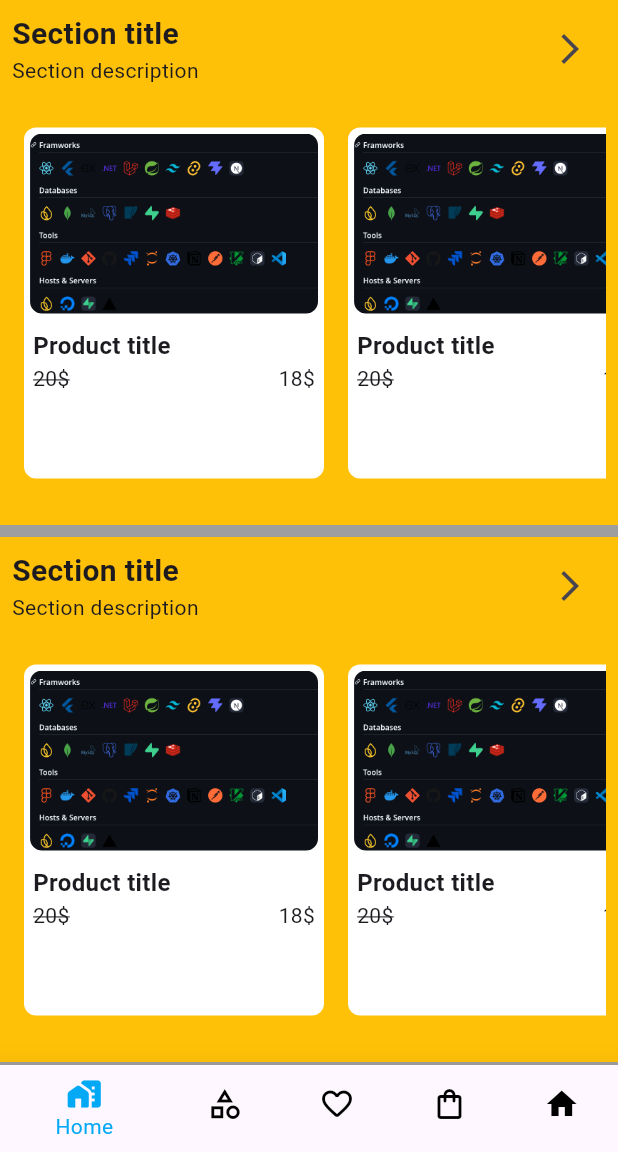
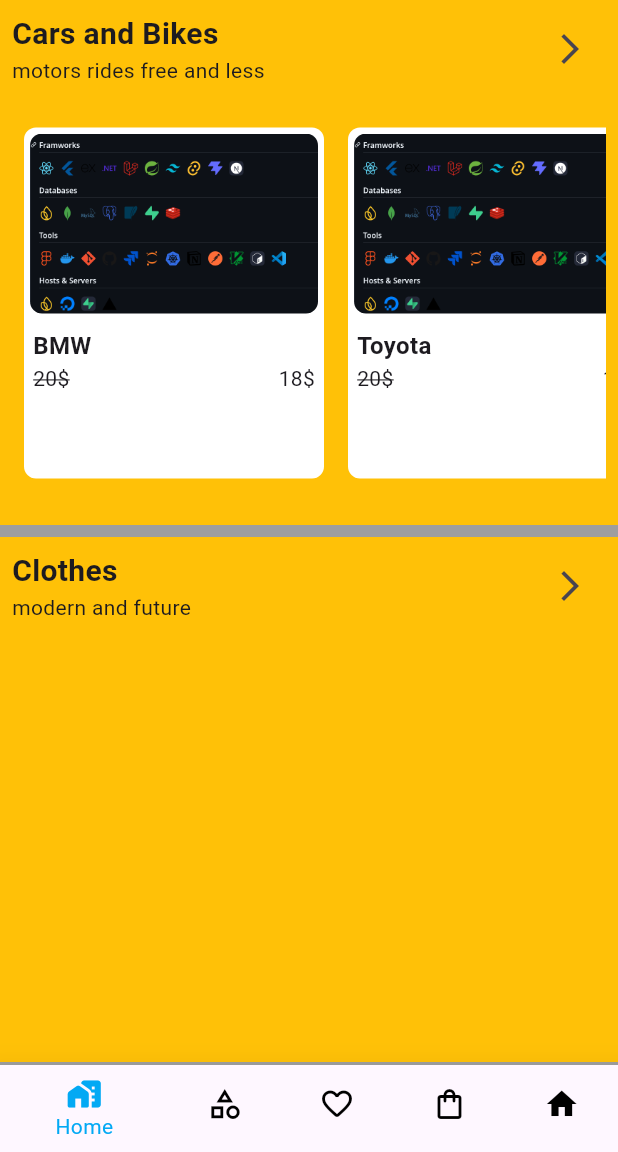
Before and after one commit to AsemNajee/flutter-shopping-application, a Flutter app: the screen it shows after launch, on a phone screen of 412 x 824 dp, the part 84-1236 px from its top. Run offline on Flutter 3.47's test engine with Material 3 defaults, Android fonts, the phone set to English and light mode, and no system bars.

Commit message:
refactor data schema

```diff
--- a/lib/data/categories_repository.dart
+++ /dev/null
@@ -1,19 +0,0 @@
-import 'package:self_built_market/data/category.dart';
-import 'package:self_built_market/data/product.dart';
-
-class CategoriesRepository {
-  static List<Category> get categoriesWithProducts => [
-    Category("Cars and Bikes", "motors rides free and less", 1, allProducts),
-    Category("Cars and Bikes", "motors rides free and less", 1, allProducts),
-    Category("Cars and Bikes", "motors rides free and less", 1, allProducts),
-    Category("Cars and Bikes", "motors rides free and less", 1, allProducts),
-  ];
-
-  static List<Product> get allProducts => [
-    Product("Car", 10000, 5, "assets/images/car.png"),
-    Product("Car", 10000, 5, "assets/images/car.png"),
-    Product("Car", 10000, 5, "assets/images/car.png"),
-    Product("Car", 10000, 5, "assets/images/car.png"),
-    Product("Car", 10000, 5, "assets/images/car.png"),
-  ];
-}
--- a/lib/data/category.dart
+++ /dev/null
@@ -1,10 +0,0 @@
-import 'package:self_built_market/data/product.dart';
-
-class Category {
-  final String title;
-  final String description;
-  final int id;
-  final List<Product> products;
-
-  Category(this.title, this.description, this.id, this.products);
-}
--- /dev/null
+++ b/lib/data/model/cart_item.dart
@@ -0,0 +1,12 @@
+import 'package:self_built_market/data/model/product.dart';
+
+class CartItem {
+  int count;
+  final Product product;
+
+  CartItem({this.count = 1, required this.product});
+
+  void increas({int count = 1}){
+    this.count += count;
+  }
+}
--- /dev/null
+++ b/lib/data/model/category.dart
@@ -0,0 +1,10 @@
+
+class Category {
+  static int autoIncrement = 1;
+  final String title;
+  final String description;
+  final int id;
+  // final List<Product> products;
+
+  Category({required this.title, required this.description}): id = autoIncrement++;
+}
--- /dev/null
+++ b/lib/data/model/product.dart
@@ -0,0 +1,17 @@
+class Product {
+  static int autoIncrement = 1;
+  final String title;
+  final double price;
+  final double discount;
+  final String image;
+  final int id;
+  final int categoryId;
+
+  Product({
+    required this.title,
+    required this.price,
+    this.discount = 0,
+    required this.image,
+    required this.categoryId
+  }) : id = autoIncrement++;
+}
--- a/lib/data/product.dart
+++ /dev/null
@@ -1,8 +0,0 @@
-class Product {
-  final String title;
-  final double price;
-  final double discount;
-  final String image;
-
-  Product(this.title, this.price, this.discount, this.image);
-}
--- /dev/null
+++ b/lib/data/repositories/categories_repository.dart
@@ -0,0 +1,73 @@
+import 'package:self_built_market/data/model/category.dart';
+import 'package:self_built_market/data/model/product.dart';
+
+class CategoriesRepository {
+  static final Category _c1 = Category(
+    title: "Cars and Bikes",
+    description: "motors rides free and less",
+  );
+  static final Category _c2 = Category(
+    title: "Clothes",
+    description: "modern and future",
+  );
+  static final Category _c3 = Category(title: "Books", description: "read and learn");
+  static final Category _c4 = Category(title: "Kitchen", description: "eat best food");
+
+  static List<Category> get getCategories => [_c1, _c2, _c3, _c4];
+
+  static List<Product> get allProducts => [
+    Product(
+      title: "BMW",
+      price: 10000,
+      discount: 5,
+      image: "assets/images/car.png",
+      categoryId: _c1.id,
+    ),
+    Product(
+      title: "Toyota",
+      price: 10000,
+      discount: 5,
+      image: "assets/images/car.png",
+      categoryId: _c1.id,
+    ),
+    Product(
+      title: "Prado",
+      price: 10000,
+      discount: 5,
+      image: "assets/images/car.png",
+      categoryId: _c1.id,
+    ),
+    Product(
+      title: "Fortuner",
+      price: 10000,
+      discount: 5,
+      image: "assets/images/car.png",
+      categoryId: _c1.id,
+    ),
+    Product(
+      title: "Learn Java",
+      price: 99.99,
+      discount: 0,
+      image: "assets/images/car.png",
+      categoryId: _c3.id,
+    ),
+    Product(
+      title: "Java Script vs Type Script",
+      price: 19.99,
+      discount: 0,
+      image: "assets/images/car.png",
+      categoryId: _c3.id,
+    ),
+    Product(
+      title: "Learn Operating System",
+      price: 99.9,
+      discount: 0,
+      image: "assets/images/car.png",
+      categoryId: _c3.id,
+    ),
+  ];
+
+  static List<Product> getProductsOfCategory(Category category) {
+    return allProducts.where((p) => p.categoryId == category.id).toList();
+  }
+}
--- /dev/null
+++ b/lib/pages/cart/cart_page.dart
@@ -0,0 +1,12 @@
+import 'package:flutter/material.dart';
+
+class CartPage extends StatelessWidget {
+  const CartPage({super.key});
+
+  @override
+  Widget build(BuildContext context) {
+    return Scaffold(
+      body: Text("Cart Page"),
+    );
+  }
+}
--- a/lib/pages/categories/categories_page.dart
+++ b/lib/pages/categories/categories_page.dart
@@ -1,5 +1,5 @@
 import 'package:flutter/material.dart';
-import 'package:self_built_market/data/category.dart';
+import 'package:self_built_market/data/model/category.dart';
 import 'package:self_built_market/pages/category_products/category_products_page.dart';
 
 class CategoriesPage extends StatelessWidget {
--- a/lib/pages/category_products/category_products_page.dart
+++ b/lib/pages/category_products/category_products_page.dart
@@ -1,5 +1,7 @@
 import 'package:flutter/material.dart';
-import 'package:self_built_market/data/category.dart';
+import 'package:self_built_market/data/repositories/categories_repository.dart';
+import 'package:self_built_market/data/model/category.dart';
+import 'package:self_built_market/data/model/product.dart';
 import 'package:self_built_market/pages/home/widgets/product_card.dart';
 
 class CategoryProductsPage extends StatelessWidget {
@@ -8,12 +10,13 @@
 
   @override
   Widget build(BuildContext context) {
+    List<Product> products = CategoriesRepository.getProductsOfCategory(category);
     return Scaffold(
       appBar: AppBar(title: Text(category.title)),
       body: ListView.builder(
-        itemCount: category.products.length,
+        itemCount: products.length,
         itemBuilder: (ctx, i) {
-        return ProductCard(product: category.products[i]);
+        return ProductCard(product: products[i]);
       }),
     );
   }
--- a/lib/pages/home/home_page.dart
+++ b/lib/pages/home/home_page.dart
@@ -1,7 +1,6 @@
 import 'package:flutter/material.dart';
-import 'package:self_built_market/data/categories_repository.dart';
-import 'package:self_built_market/data/category.dart';
-import 'package:self_built_market/data/product.dart';
+import 'package:self_built_market/data/repositories/categories_repository.dart';
+import 'package:self_built_market/data/model/category.dart';
 import 'package:self_built_market/pages/categories/categories_page.dart';
 import 'package:self_built_market/pages/favorite/favorite_page.dart';
 import 'package:self_built_market/pages/home/widgets/section_widget.dart';
@@ -17,7 +16,7 @@
   int _currentTap = 0;
   PageController controller = PageController();
 
-  List<Category> get categories => CategoriesRepository.categoriesWithProducts;
+  List<Category> get categories => CategoriesRepository.getCategories;
 
   void changeTap(int tap) {
     setState(() {
--- a/lib/pages/home/widgets/product_card.dart
+++ b/lib/pages/home/widgets/product_card.dart
@@ -1,5 +1,5 @@
 import 'package:flutter/material.dart';
-import 'package:self_built_market/data/product.dart';
+import 'package:self_built_market/data/model/product.dart';
 import 'package:self_built_market/pages/product_details/product_details_page.dart';
 
 class ProductCard extends StatelessWidget {
@@ -43,7 +43,7 @@
                   Row(
                     children: [
                       Text(
-                        "Product title",
+                        product.title,
                         style: TextStyle(fontWeight: .bold, fontSize: 16),
                       ),
                     ],
--- a/lib/pages/home/widgets/section_widget.dart
+++ b/lib/pages/home/widgets/section_widget.dart
@@ -1,6 +1,7 @@
 import 'package:flutter/material.dart';
-import 'package:self_built_market/data/category.dart';
-import 'package:self_built_market/data/product.dart';
+import 'package:self_built_market/data/model/category.dart';
+import 'package:self_built_market/data/model/product.dart';
+import 'package:self_built_market/data/repositories/categories_repository.dart';
 import 'package:self_built_market/pages/category_products/category_products_page.dart';
 import 'package:self_built_market/pages/home/widgets/product_card.dart';
 
@@ -10,7 +11,9 @@
 
   @override
   Widget build(BuildContext context) {
-    final List<Product> products = category.products;
+    final List<Product> products = CategoriesRepository.getProductsOfCategory(
+      category,
+    );
     return Container(
       padding: .all(8),
       color: Colors.amber,
@@ -26,10 +29,10 @@
                   crossAxisAlignment: .start,
                   children: [
                     Text(
-                      "Section title",
+                      category.title,
                       style: TextStyle(fontSize: 20, fontWeight: .bold),
                     ),
-                    Text("Section description"),
+                    Text(category.description),
                   ],
                 ),
               ),
--- a/lib/pages/product_details/product_details_page.dart
+++ b/lib/pages/product_details/product_details_page.dart
@@ -1,6 +1,6 @@
 import 'package:flutter/material.dart';
 import 'package:provider/provider.dart';
-import 'package:self_built_market/data/product.dart';
+import 'package:self_built_market/data/model/product.dart';
 import 'package:self_built_market/providers/favorite_provider.dart';
 
 class ProductDetailsPage extends StatelessWidget {
--- /dev/null
+++ b/lib/providers/cart_provider.dart
@@ -0,0 +1,31 @@
+import 'package:flutter/widgets.dart';
+import 'package:self_built_market/data/model/cart_item.dart';
+import 'package:self_built_market/data/model/product.dart';
+
+class CartProvider extends ChangeNotifier {
+  // final List<CartItem> _cart = [];
+  final Map<int, CartItem> _carts = {};
+
+  double get totalPriceWithoutDiscount {
+    double totalPrice = 0;
+    _carts.forEach((k, v) => totalPrice += v.product.price);
+    return totalPrice;
+  }
+
+  double get totalPriceWithDiscount {
+    double totalPrice = 0;
+    _carts.forEach(
+      (k, v) => totalPrice +=
+          (v.product.price - (v.product.price * (v.product.discount / 100))),
+    );
+    return totalPrice;
+  }
+
+  void addToCart({required Product product, int count = 1}) {
+    if (_carts.containsKey(product.id)) {
+      _carts[product.id]?.count += count;
+    } else {
+      _carts[product.id] = CartItem(product: product, count: count);
+    }
+  }
+}
--- a/lib/providers/favorite_provider.dart
+++ b/lib/providers/favorite_provider.dart
@@ -1,5 +1,5 @@
 import 'package:flutter/material.dart';
-import 'package:self_built_market/data/product.dart';
+import 'package:self_built_market/data/model/product.dart';
 
 class FavoriteProvider extends ChangeNotifier {
   List<Product> _favoriteProducts = [];
```
